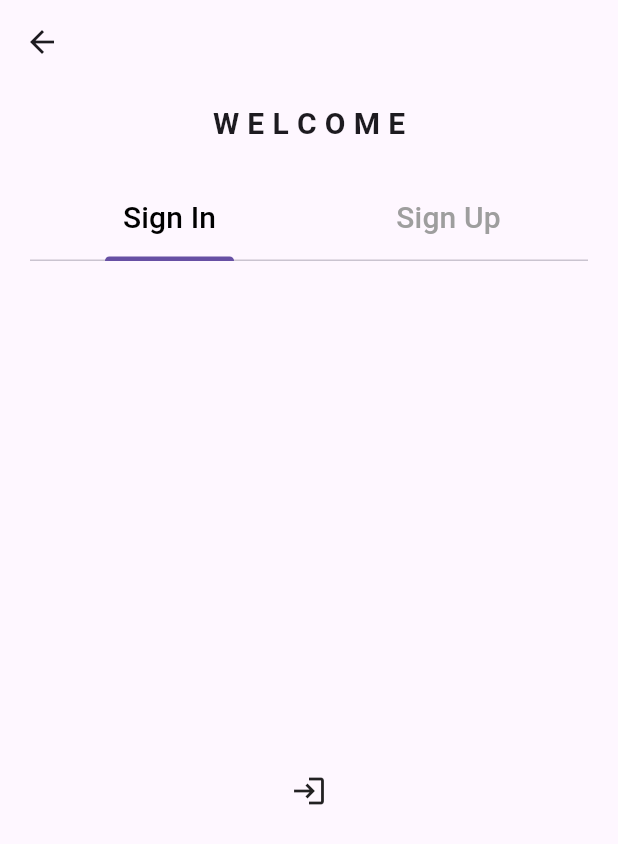
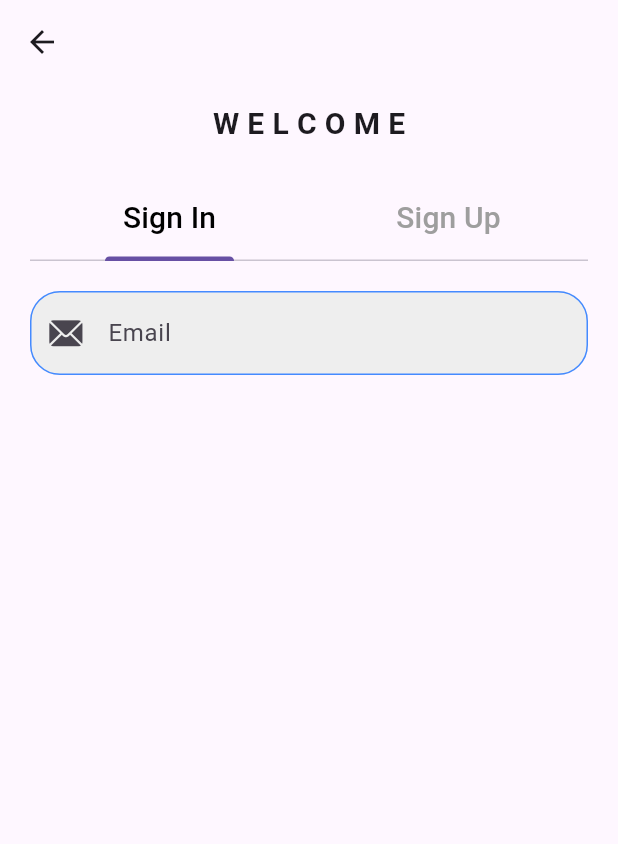
Before and after one commit to Yihun-Alemayehu/Flutter-Firebase-Bloc, a Flutter app: the WelcomeScreen screen opened directly, on a phone screen of 412 x 824 dp. Shown: the top 844 px of the screen. Run offline on Flutter 3.47's test engine with Material 3 defaults, Android fonts, the phone set to English and light mode, and no system bars; our stand-ins replace bloc, cloud_firestore, equatable, firebase_auth, firebase_core, flutter_bloc and 1 more; accounts and stored records are empty.

Commit message:
signIn-01 commit

```diff
--- /dev/null
+++ b/lib/Screens/authentication/sign_in_screen.dart
@@ -0,0 +1,50 @@
+import 'package:flutter/cupertino.dart';
+import 'package:flutter/material.dart';
+import 'package:flutter_firebase_bloc/components/strings.dart';
+import 'package:flutter_firebase_bloc/components/textfield.dart';
+
+class SignInScreen extends StatefulWidget {
+  const SignInScreen({super.key});
+
+  @override
+  State<SignInScreen> createState() => _SignInScreenState();
+}
+
+class _SignInScreenState extends State<SignInScreen> {
+  final _formKey = GlobalKey<FormState>();
+  final emailController = TextEditingController();
+  String? _errorMsg;
+
+  @override
+  Widget build(BuildContext context) {
+    return Form(
+      key: _formKey,
+      child: Column(
+        children: [
+          const SizedBox(
+            height: 20,
+          ),
+          SizedBox(
+            width: MediaQuery.of(context).size.width,
+            child: MyTextField(
+              controller: emailController,
+              hintText: 'Email',
+              obscureText: false,
+              keyboardType: TextInputType.emailAddress,
+              prefixIcon: const Icon(CupertinoIcons.mail_solid),
+              errorMsg: _errorMsg,
+              validator: (val) {
+                if (val!.isEmpty) {
+                  return 'Please fill the field';
+                } else if (!emailRexExp.hasMatch(val)) {
+                  return 'Please enter a valid email ';
+                }
+                return null;
+              },
+            ),
+          )
+        ],
+      ),
+    );
+  }
+}
--- /dev/null
+++ b/lib/Screens/authentication/sign_up_screen.dart
@@ -0,0 +1,10 @@
+import 'package:flutter/material.dart';
+
+class SignUpScreen extends StatelessWidget {
+  const SignUpScreen({super.key});
+
+  @override
+  Widget build(BuildContext context) {
+    return Container();
+  }
+}
--- a/lib/Screens/welcome_screen.dart
+++ b/lib/Screens/welcome_screen.dart
@@ -1,4 +1,6 @@
 import 'package:flutter/material.dart';
+import 'package:flutter_firebase_bloc/Screens/authentication/sign_in_screen.dart';
+import 'package:flutter_firebase_bloc/Screens/authentication/sign_up_screen.dart';
 
 class WelcomeScreen extends StatefulWidget {
   const WelcomeScreen({super.key});
@@ -77,13 +79,9 @@ class _WelcomeScreenState extends State<WelcomeScreen>
                 Expanded(
                   child: TabBarView(
                     controller: tabController,
-                    children: [
-                      Container(
-                        child: const Center(child: Icon(Icons.login)),
-                      ),
-                      Container(
-                        child: const Center(child: Icon(Icons.logout)),
-                      ),
+                    children: const [
+                      SignInScreen(),
+                      SignUpScreen()
                       //Container(),
                     ],
                   ),
--- /dev/null
+++ b/lib/components/strings.dart
@@ -0,0 +1 @@
+RegExp emailRexExp = RegExp(r'^[\w-\.]+@([\w-]+.)+[\w-]{2,4}$');
--- /dev/null
+++ b/lib/components/textfield.dart
@@ -0,0 +1,56 @@
+import 'package:flutter/material.dart';
+
+class MyTextField extends StatelessWidget {
+  final TextEditingController controller;
+  final String hintText;
+  final bool obscureText;
+  final TextInputType keyboardType;
+  final Widget? suffixIcon;
+  final VoidCallback? onTap;
+  final Widget? prefixIcon;
+  final String? Function(String?)? validator;
+  final FocusNode? focusNode;
+  final String? errorMsg;
+  final String? Function(String?)? onChanged;
+
+  const MyTextField({
+    super.key,
+    required this.controller,
+    required this.hintText,
+    required this.obscureText,
+    required this.keyboardType,
+    this.suffixIcon,
+    this.onTap,
+    this.prefixIcon,
+    this.validator,
+    this.focusNode,
+    this.onChanged,
+    this.errorMsg,
+  });
+
+  @override
+  Widget build(BuildContext context) {
+    return TextFormField(
+      validator: validator,
+      controller: controller,
+      obscureText: obscureText,
+      keyboardType: keyboardType,
+      focusNode: focusNode,
+      onTap: onTap,
+      textInputAction: TextInputAction.next,
+      onChanged: onChanged,
+      decoration: InputDecoration(
+        suffixIcon: suffixIcon,
+        prefixIcon: prefixIcon,
+        enabledBorder: OutlineInputBorder(
+          borderRadius: BorderRadius.circular(20),
+          borderSide: const BorderSide(color: Colors.blueAccent),
+        ),
+        fillColor: Colors.grey[200],
+        filled: true,
+        hintText: hintText,
+        errorText: errorMsg,
+      ),
+    );
+  }
+}
```
